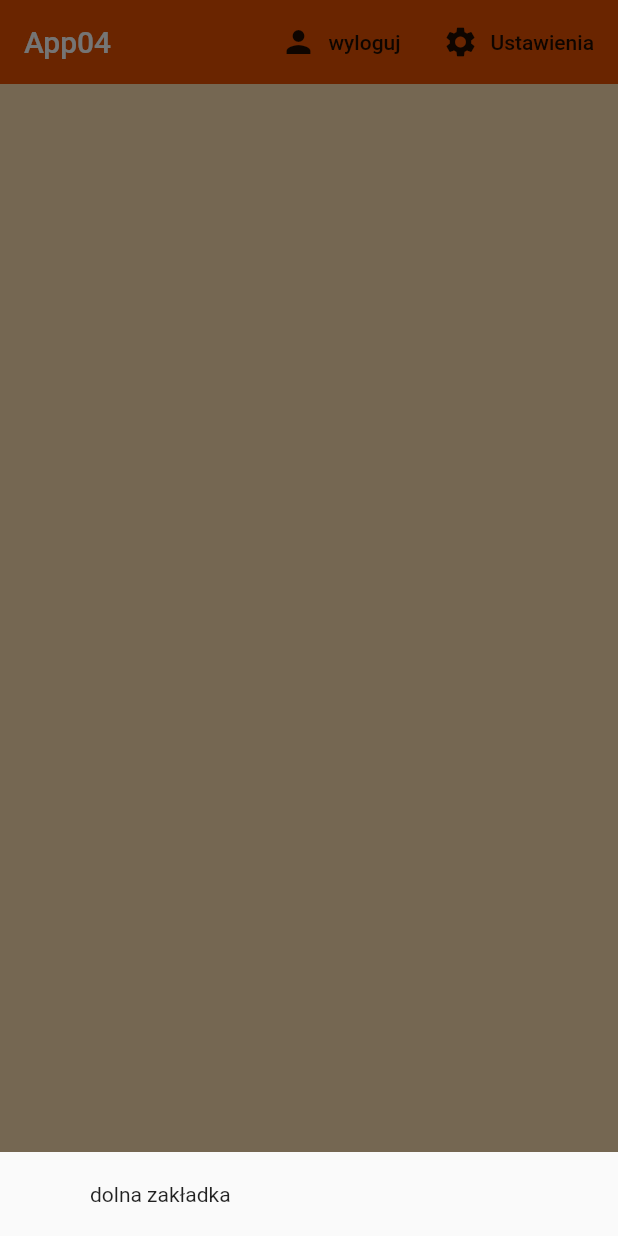
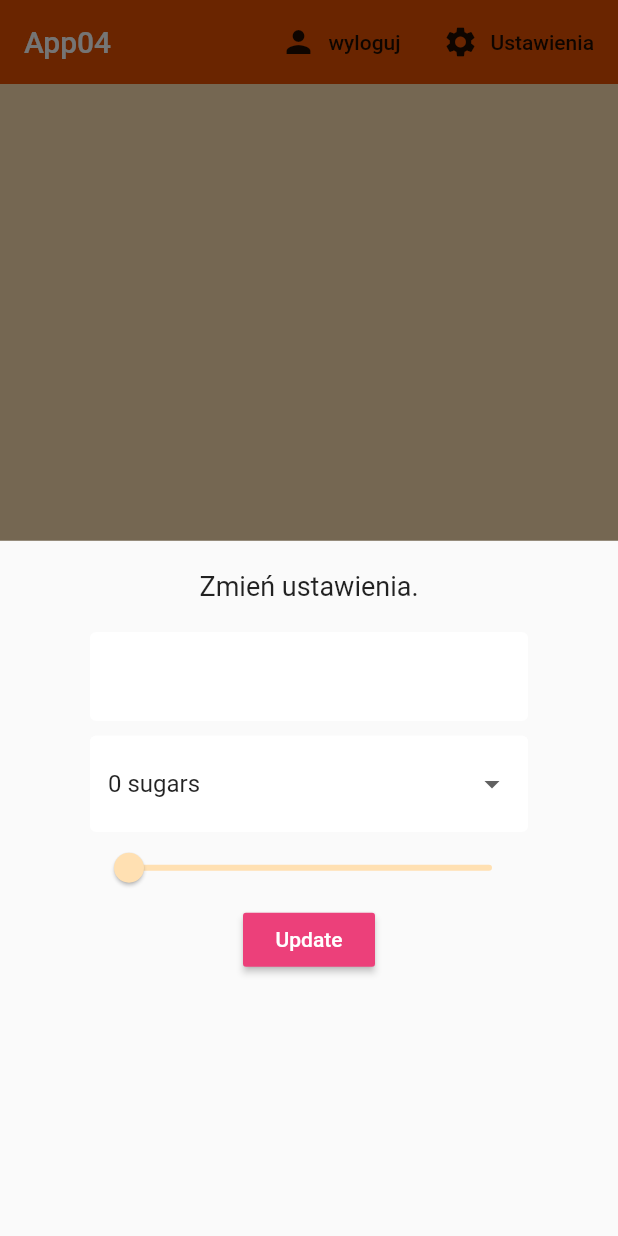
Before and after one commit to krisu82/app04, a Flutter app: the screen it shows once a user with an empty profile is signed in, after a tap on "Ustawienia", on a phone screen of 412 x 824 dp. Run offline on Flutter 3.47's test engine with Material 2 defaults, Android fonts, the phone set to English and light mode, and no system bars; our stand-ins replace cloud_firestore, firebase_auth, flutter_spinkit; accounts and stored records are empty.

Commit message:
lesson 24

```diff
--- a/lib/models/user.dart
+++ b/lib/models/user.dart
@@ -6,3 +6,14 @@ User({this.uid});
 
 
 }
+
+class UserData {
+
+final String uid;
+  final String name;
+  final String sugars;
+  final int strength;
+
+  UserData({ this.uid, this.sugars, this.strength, this.name });
+
+}
--- a/lib/screens/home/home.dart
+++ b/lib/screens/home/home.dart
@@ -1,3 +1,4 @@
+import 'package:app04/screens/home/settings_form.dart';
 import 'package:flutter/cupertino.dart';
 import 'package:flutter/material.dart';
 import 'package:app04/services/auth.dart';
@@ -17,7 +18,7 @@ void _showSettingsPanel(){
   showModalBottomSheet(context: context, builder: (context) {
 return Container (
 padding: EdgeInsets.symmetric(vertical: 20.0, horizontal: 60.0),
-child: Text('dolna zakładka'),
+child: SettingsForm(),
 
 
 );
--- /dev/null
+++ b/lib/screens/home/settings_form.dart
@@ -0,0 +1,70 @@
+import 'package:flutter/material.dart';
+import 'package:app04/shared/constants.dart';
+
+class SettingsForm extends StatefulWidget {
+  @override
+  _SettingsFormState createState() => _SettingsFormState();
+}
+
+class _SettingsFormState extends State<SettingsForm> {
+  final _formKey = GlobalKey<FormState>();
+  final List<String> sugars = ['0', '1', '2', '3', '4'];
+
+  // form values
+  String _currentName;
+  String _currentSugars;
+  int _currentStrength;
+
+  @override
+  Widget build(BuildContext context) {
+    return Form(
+        key: _formKey,
+        child: Column(
+          children: <Widget>[
+            Text(
+              'Zmień ustawienia.',
+              style: TextStyle(fontSize: 18.0),
+            ),
+            SizedBox(height: 20.0),
+            TextFormField(
+              decoration: textInputDecoration,
+              validator: (val) => val.isEmpty ? 'Please enter a name' : null,
+              onChanged: (val) => setState(() => _currentName = val),
+            ),
+            SizedBox(height: 10.0),
+            //dropdown
+            DropdownButtonFormField(
+              value: _currentSugars ?? '0',
+              decoration: textInputDecoration,
+              items: sugars.map((sugar) {
+                return DropdownMenuItem(
+                  value: sugar,
+                  child: Text('$sugar sugars'),
+                );
+              }).toList(),
+              onChanged: (val) => setState(() => _currentSugars = val),
+            ),
+            Slider(
+              value: (_currentStrength ?? 100).toDouble(),
+              activeColor: Colors.orange[_currentStrength ?? 100],
+              inactiveColor: Colors.orange[_currentStrength ?? 100],
+              min:100,
+              max: 900,
+              divisions: 8,
+              onChanged: (val) => setState(() => _currentStrength = val.round()),
+              ),
+            RaisedButton(
+                color: Colors.pink[400],
+                child: Text(
+                  'Update',
+                  style: TextStyle(color: Colors.white),
+                ),
+                onPressed: () async {
+                  print(_currentName);
+                  print(_currentSugars);
+                  print(_currentStrength);
+                })
+          ],
+        ));
+  }
+}
--- a/lib/services/database.dart
+++ b/lib/services/database.dart
@@ -1,5 +1,7 @@
 import 'package:cloud_firestore/cloud_firestore.dart';
 import 'package:app04/models/app04.dart';
+import 'package:app04/models/user.dart';
+
 
 class DatabaseService {
   final String uid;
@@ -28,9 +30,31 @@ class DatabaseService {
     }).toList();
   }
 
+//userData ze snapshota
+
+UserData _userDataFromSnapshot(DocumentSnapshot snapshot) {
+return UserData(
+uid: uid,
+name: snapshot.data['name'],
+sugars: snapshot.data['sugars'],
+strength: snapshot.data['strength'],
+
+);
+
+}
+
 //weź stream app04s
   Stream<List<App04>> get app04s {
     return app04Collection.snapshots()
     .map(_app04ListFromSnapshot);
   }
+
+//weż stream dokument uzytkownika
+
+Stream<UserData> get userData {
+return app04Collection.document(uid).snapshots()
+.map(_userDataFromSnapshot);
+
 }
+
+}
```
